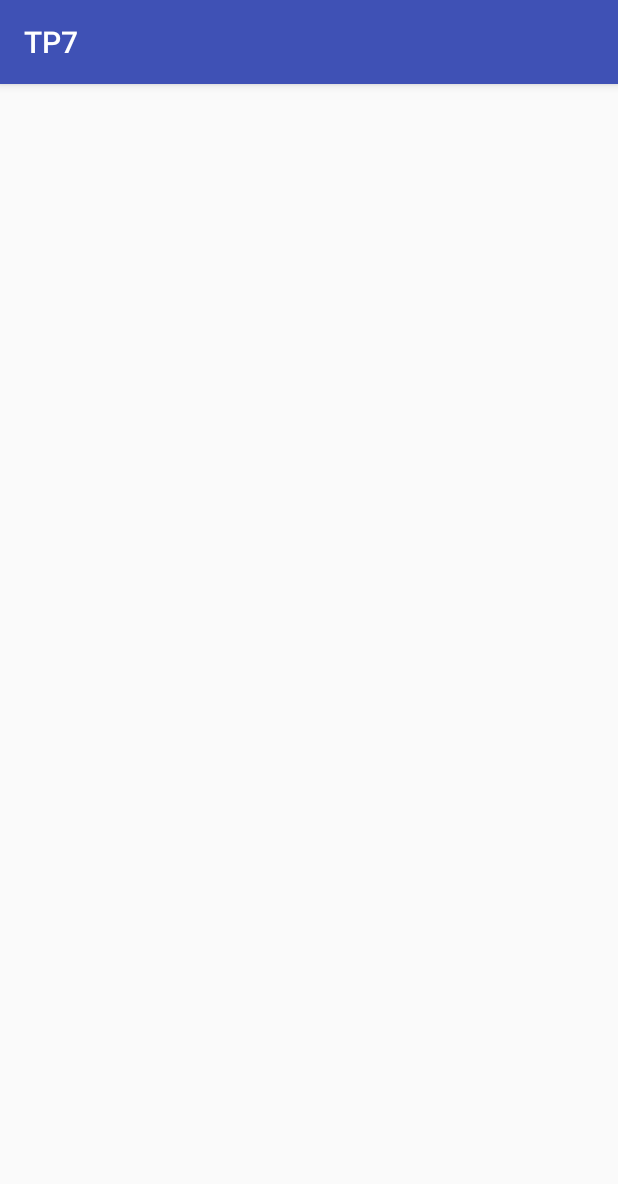
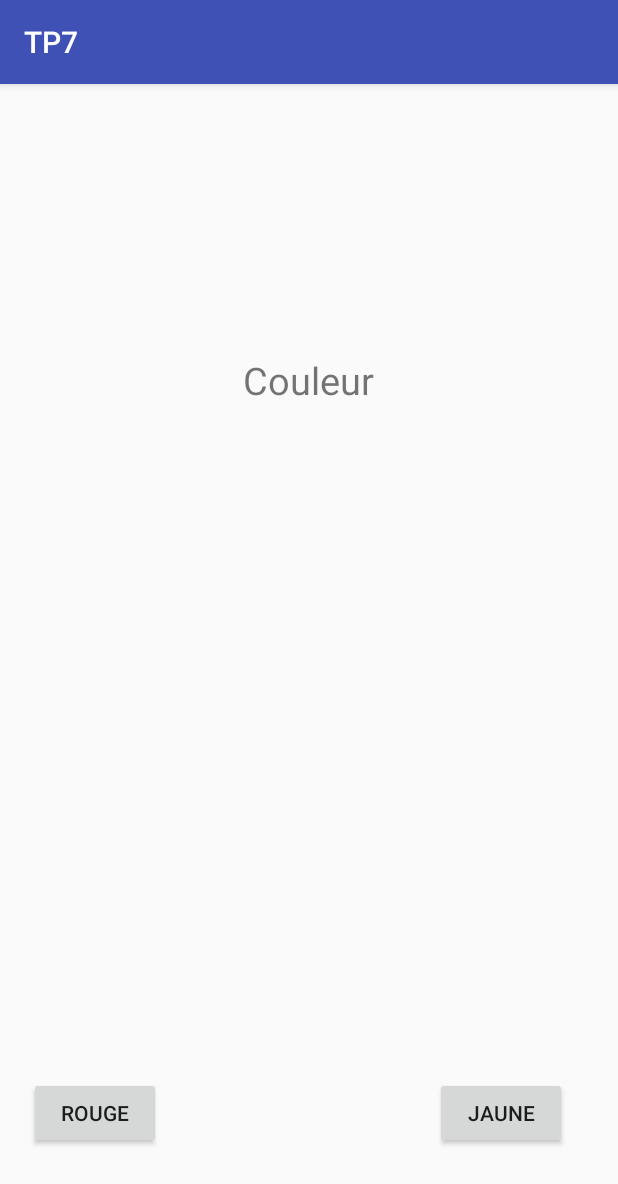
Before and after one commit to lenteurman/TP7, an Android app: the Activity3 screen opened directly, with no data from a screen before it, on a phone screen of 412 x 824 dp. Shown: the top 1184 px of the screen. Run offline under Robolectric (Android 15) with nearby library versions, the phone set to English and light mode, and no system bars.

Commit message:
Début QCM

```diff
--- a/app/src/main/AndroidManifest.xml
+++ b/app/src/main/AndroidManifest.xml
@@ -17,7 +17,8 @@
             </intent-filter>
         </activity>
         <activity android:name=".Activity2" />
-        <activity android:name=".Activity3"></activity>
+        <activity android:name=".Activity3" />
+        <activity android:name=".Activity4"></activity>
     </application>
 
 </manifest>
--- a/app/src/main/java/com/example/admin/tp7/Activity3.java
+++ b/app/src/main/java/com/example/admin/tp7/Activity3.java
@@ -3,6 +3,9 @@ package com.example.admin.tp7;
 import android.content.Intent;
 import android.support.v7.app.AppCompatActivity;
 import android.os.Bundle;
+import android.util.Log;
+import android.view.View;
+import android.widget.Button;
 import android.widget.TextView;
 
 public class Activity3 extends AppCompatActivity {
@@ -12,11 +15,76 @@ public class Activity3 extends AppCompatActivity {
         super.onCreate(savedInstanceState);
         setContentView(R.layout.activity_3);
 
+        final int tableau = 0;
+        final int compteur = 0;
+        final String reponse = questions[tableau].getReponse();
+
         Intent intent = getIntent();
-        String texte = intent.getStringExtra("param2");
+
+        String texte = questions[tableau].getQuestion();
         TextView editText =((TextView) findViewById(R.id.textView3));
         editText.setText(texte);
+
+        Button boutonB = (Button) findViewById(R.id.button4);
+        String texte2 = questions[tableau].getChoix1();
+        boutonB.setText(texte2);
+
+        Button boutonA = (Button) findViewById(R.id.button5);
+        String texte3 = questions[tableau].getChoix2();
+        boutonA.setText(texte3);
+
+        boutonA.setOnClickListener(new View.OnClickListener() {
+            @Override
+            public void onClick(View view) {
+                if (tableau < questions.length-1) {
+                    tableau++;
+                    if (reponse == "1") {
+                        compteur++;
+                    }
+                    Intent intent = new Intent(Activity3.this,Activity3.class);
+                    startActivity(intent);
+                }
+                else  {
+                    if (reponse == "1") {
+                        compteur++;
+                    }
+                    Intent intent = new Intent(Activity3.this,Activity4.class);
+                    intent.getIntExtra("param",compteur);
+                    intent.getIntExtra("param2",questions.length);
+                    startActivity(intent);
+                }
+            }
+        });
+
+        boutonB.setOnClickListener(new View.OnClickListener() {
+            @Override
+            public void onClick(View view) {
+                if (tableau < questions.length-1) {
+                    tableau++;
+                    if (reponse =="2") {
+                        compteur++;
+                    }
+                    Intent intent = new Intent(Activity3.this,Activity3.class);
+                    startActivity(intent);
+                }
+                else  {
+                    if (reponse =="2") {
+                        compteur++;
+                    }
+                    Intent intent = new Intent(Activity3.this,Activity4.class);
+                    intent.getIntExtra("param",compteur);
+                    intent.getIntExtra("param2",questions.length);
+                    startActivity(intent);
+                }
+            }
+        });
+
     }
-
+    //Mon tableau de questions
+    VraiFaux[] questions = new VraiFaux[] {
+            new VraiFaux("Couleur","Jaune","Rouge","1"),
+            new VraiFaux("Autre","Bleu","Vert","2"),
+            new VraiFaux("Autre2","Noir","Blanc","2")
+    };
 
 }
--- /dev/null
+++ b/app/src/main/java/com/example/admin/tp7/VraiFaux.java
@@ -0,0 +1,45 @@
+package com.example.admin.tp7;
+
+/**
+ * Created by admin on 12/06/2017.
+ */
+
+public class VraiFaux {
+    private String question;
+    private String choix1;
+    private String choix2;
+    private String reponse;
+
+    public VraiFaux(String question, String choix1, String choix2, String reponse) {
+        setQuestion(question);
+        setChoix1(choix1);
+        setChoix2(choix2);
+        setReponse(reponse);
+    };
+
+    public void setQuestion(String question) {
+        this.question = question;
+    }
+    public void setChoix1(String choix1) {
+        this.choix1 = choix1;
+    }
+    public void setChoix2(String choix2) {
+        this.choix2 = choix2;
+    }
+    public void setReponse(String reponse) {
+        this.reponse = reponse;
+    }
+    public String getChoix1() {
+        return choix1;
+    }
+    public String getChoix2() {
+        return choix2;
+    }
+    public String getQuestion() {
+        return question;
+    }
+    public String getReponse() {
+        return reponse;
+    }
+
+}
--- a/app/src/main/res/layout/activity_3.xml
+++ b/app/src/main/res/layout/activity_3.xml
@@ -7,10 +7,43 @@
     tools:context="com.example.admin.tp7.Activity3">
 
     <TextView
-        android:id="@+id/textView3"
         android:layout_width="wrap_content"
         android:layout_height="wrap_content"
-        android:text="@string/ok2"
-        tools:layout_editor_absoluteX="160dp"
-        tools:layout_editor_absoluteY="236dp" />
+        android:text="@string/la_mort_ou_tchitchi"
+        android:textSize="25sp"
+        app:layout_constraintBottom_toBottomOf="parent"
+        app:layout_constraintLeft_toLeftOf="parent"
+        app:layout_constraintRight_toRightOf="parent"
+        app:layout_constraintTop_toTopOf="parent"
+        android:id="@+id/textView3"
+        android:layout_marginTop="180dp"
+        android:layout_alignParentTop="true"
+        android:layout_centerHorizontal="true" />
+
+    <Button
+        android:id="@+id/button5"
+        android:layout_width="wrap_content"
+        android:layout_height="wrap_content"
+        android:layout_alignParentBottom="true"
+        android:layout_alignParentLeft="true"
+        android:layout_alignParentStart="true"
+        android:layout_marginBottom="58dp"
+        android:layout_marginLeft="19dp"
+        android:layout_marginStart="19dp"
+        android:layout_weight="1"
+        android:text="@string/la_mort" />
+
+    <Button
+        android:id="@+id/button4"
+        android:layout_width="wrap_content"
+        android:layout_height="wrap_content"
+        android:layout_weight="1"
+        android:text="@string/tchitchi"
+        android:layout_alignBaseline="@+id/button5"
+        android:layout_alignBottom="@+id/button5"
+        android:layout_alignParentRight="true"
+        android:layout_alignParentEnd="true"
+        android:layout_marginRight="34dp"
+        android:layout_marginEnd="34dp" />
+
 </RelativeLayout>
```
Also changed, not shown: app/src/main/java/com/example/admin/tp7/Activity4.java (added, +20 -0 lines), app/src/main/res/layout/activity_4.xml (added, +24 -0 lines).
